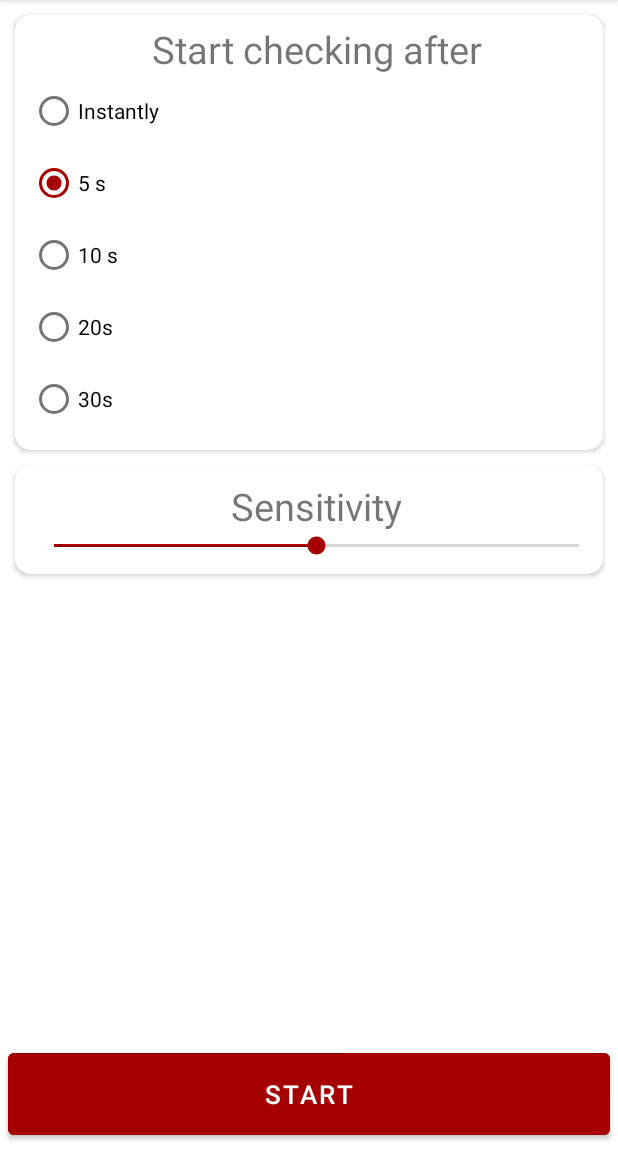
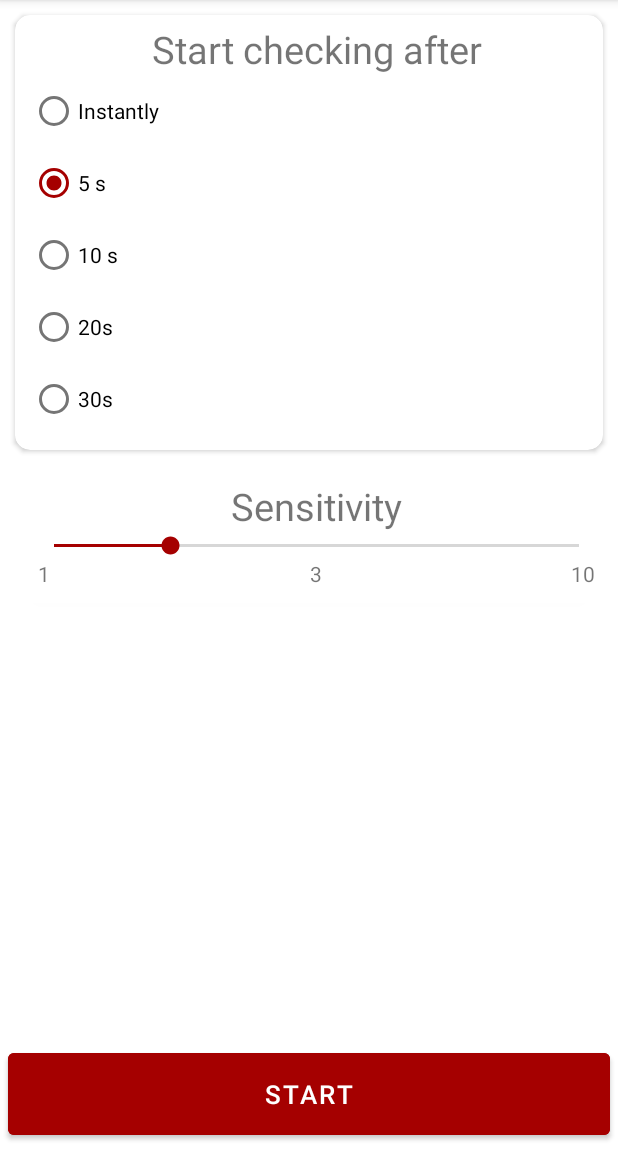
Before and after one commit to StanislavDanylenko/Taken, an Android app: the screen it shows after launch (MainActivity), on a phone screen of 412 x 824 dp, the part 84-1236 px from its top. Run offline under Robolectric (Android 15) with nearby library versions, the phone set to English and light mode, and no system bars.

Commit message:
Add SeekBat labels

```diff
--- a/app/src/main/java/stanislav/danylenko/taken/MainActivity.java
+++ b/app/src/main/java/stanislav/danylenko/taken/MainActivity.java
@@ -11,6 +11,7 @@ import android.view.MenuItem;
 import android.view.View;
 import android.widget.RadioButton;
 import android.widget.SeekBar;
+import android.widget.TextView;
 import android.widget.Toast;
 
 import androidx.appcompat.app.AppCompatActivity;
@@ -20,10 +21,29 @@ public class MainActivity extends AppCompatActivity {
     public static int DELAY_MILLIS = 5_000;
     public static int SENSITIVITY = 5;
 
+    private SeekBar seekBar;
+    private TextView seekBarCurrentValue;
+
     @Override
     protected void onCreate(Bundle savedInstanceState) {
         super.onCreate(savedInstanceState);
         setContentView(R.layout.activity_main);
+
+        this.seekBar = findViewById(R.id.seekBar);
+        this.seekBarCurrentValue = findViewById(R.id.current_progress);
+
+        this.seekBar.setOnSeekBarChangeListener(new SeekBar.OnSeekBarChangeListener() {
+            @Override
+            public void onProgressChanged(SeekBar seekBar, int progress, boolean fromUser) {
+                seekBarCurrentValue.setText("" + progress);
+            }
+
+            @Override
+            public void onStartTrackingTouch(SeekBar seekBar) {}
+
+            @Override
+            public void onStopTrackingTouch(SeekBar seekBar) {}
+        });
     }
 
     @Override
@@ -36,8 +56,7 @@ public class MainActivity extends AppCompatActivity {
 
     public void startChecking(View view) {
         if (AppPreferences.isPsswdExists(this)) {
-            SeekBar seekBar = findViewById(R.id.seekBar);
-            SENSITIVITY = seekBar.getProgress();
+            SENSITIVITY = this.seekBar.getProgress();
 
             startService();
             startPinActivity();
--- a/app/src/main/res/layout/activity_main.xml
+++ b/app/src/main/res/layout/activity_main.xml
@@ -123,7 +123,45 @@
                 app:layout_constraintTop_toBottomOf="@id/sensitivityTitle"
                 app:layout_constraintLeft_toLeftOf="@id/sensitivityTitle"
                 android:max="10"
-                android:progress="5" />
+                android:min="1"
+                android:progress="3" />
+
+            <androidx.constraintlayout.widget.ConstraintLayout
+                android:layout_width="match_parent"
+                android:layout_height="wrap_content"
+                app:layout_constraintTop_toBottomOf="@id/seekBar"
+                app:layout_constraintLeft_toLeftOf="@id/seekBar">
+
+                <TextView
+                    android:id="@+id/from"
+                    android:layout_width="match_parent"
+                    android:layout_height="wrap_content"
+                    android:text="1"
+                    android:gravity="left"
+                    android:layout_marginStart="5sp"
+                    app:layout_constraintLeft_toLeftOf="parent"
+                    app:layout_constraintTop_toTopOf="parent" />
+
+                <TextView
+                    android:id="@+id/current_progress"
+                    android:layout_width="match_parent"
+                    android:layout_height="wrap_content"
+                    android:text="3"
+                    android:gravity="center"
+                    app:layout_constraintLeft_toLeftOf="parent"
+                    app:layout_constraintTop_toTopOf="parent" />
+
+                <TextView
+                    android:id="@+id/to"
+                    android:layout_width="match_parent"
+                    android:layout_height="wrap_content"
+                    android:text="10"
+                    android:gravity="right"
+                    android:layout_marginEnd="5sp"
+                    app:layout_constraintRight_toRightOf="parent"
+                    app:layout_constraintTop_toTopOf="parent" />
+
+            </androidx.constraintlayout.widget.ConstraintLayout>
 
         </androidx.constraintlayout.widget.ConstraintLayout>
 
```
